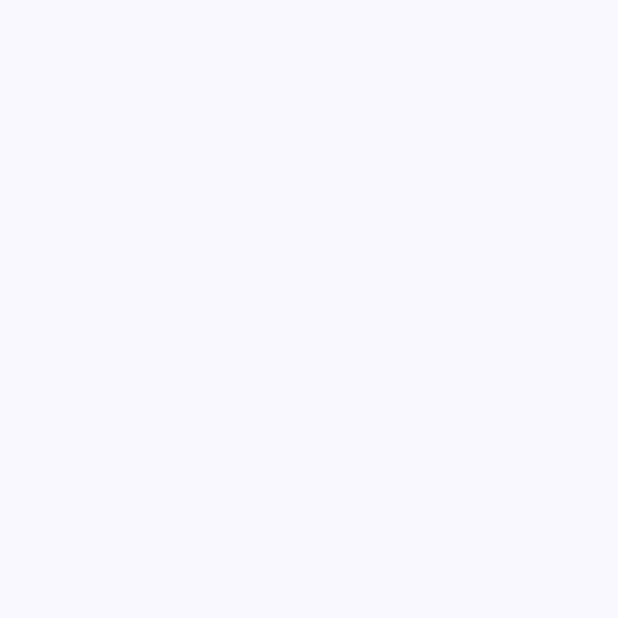
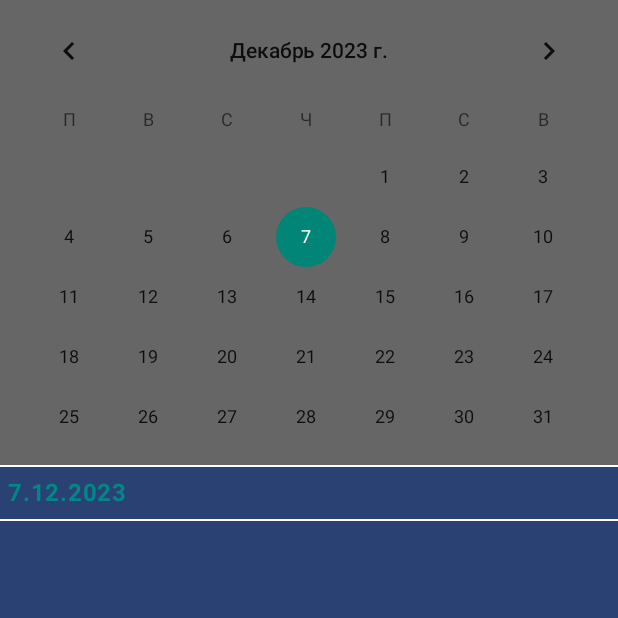
Before and after one commit to dsg25/NtvhCalendar, an Android app built with Jetpack Compose: the screen it shows after launch (MainActivity), on a phone screen of 412 x 824 dp, the top half of it. Before the commit the part shown is empty. Run offline under Robolectric (Android 15) with nearby library versions, the phone set to English and light mode, and no system bars.

Commit message:
MainCalendar готов

```diff
--- a/app/src/main/java/com/example/nvhcalendar/MainActivity.kt
+++ b/app/src/main/java/com/example/nvhcalendar/MainActivity.kt
@@ -16,6 +16,7 @@ import com.example.nvhcalendar.ui.theme.NvhCalendarTheme
 class MainActivity : ComponentActivity() {
     override fun onCreate(savedInstanceState: Bundle?) {
         super.onCreate(savedInstanceState)
+
         setContent {
             NvhCalendarTheme {
                 // A surface container using the 'background' color from the theme
@@ -23,6 +24,7 @@ class MainActivity : ComponentActivity() {
                     modifier = Modifier.fillMaxSize(),
                     color = MaterialTheme.colorScheme.background
                 ) {
+
                     HomeScreen()
                 }
             }
--- /dev/null
+++ b/app/src/main/java/com/example/nvhcalendar/calendars/MainCalendar.kt
@@ -0,0 +1,47 @@
+package com.example.nvhcalendar.calendars
+
+import android.widget.CalendarView
+import androidx.compose.foundation.background
+import androidx.compose.foundation.layout.fillMaxWidth
+import androidx.compose.foundation.layout.height
+import androidx.compose.runtime.Composable
+import androidx.compose.ui.Modifier
+import androidx.compose.ui.unit.dp
+import androidx.compose.ui.viewinterop.AndroidView
+import com.example.nvhcalendar.ui.theme.Gray60
+import java.time.LocalDate
+import java.time.format.DateTimeFormatter
+import java.util.Locale
+
+@Composable
+fun MainCalendar (locale: Locale, onDateSelected: (String) -> Unit )
+{
+    val currentdata = LocalDate.now()
+    val formatter = DateTimeFormatter.ofPattern("d.MM.yyyy")
+    val formattedDate = currentdata.format(formatter)
+
+
+
+    AndroidView(factory = { context ->
+
+
+
+        val configuration = context.resources.configuration
+        configuration.setLocale(locale)
+        context.createConfigurationContext(configuration)
+        onDateSelected(formattedDate)
+
+        CalendarView(context) },
+        modifier = Modifier
+            .fillMaxWidth()
+            .background(color = Gray60)
+            .height(310.dp),
+        update = {
+            it.setOnDateChangeListener { _, year, month, day ->
+                val formattedDate = "$day.${month + 1}.$year"
+                onDateSelected(formattedDate)
+            }
+        }
+    )
+
+   }
--- a/app/src/main/java/com/example/nvhcalendar/screens/HomeScreen.kt
+++ b/app/src/main/java/com/example/nvhcalendar/screens/HomeScreen.kt
@@ -1,8 +1,84 @@
 package com.example.nvhcalendar.screens
 
-fun HomeScreen()
-{
+import androidx.compose.foundation.background
+import androidx.compose.foundation.layout.Arrangement
+import androidx.compose.foundation.layout.Box
+import androidx.compose.foundation.layout.Column
+import androidx.compose.foundation.layout.fillMaxSize
+import androidx.compose.foundation.layout.fillMaxWidth
+import androidx.compose.foundation.layout.padding
+import androidx.compose.material3.Divider
+import androidx.compose.material3.MaterialTheme
+import androidx.compose.material3.Text
+import androidx.compose.runtime.Composable
+import androidx.compose.runtime.getValue
+import androidx.compose.runtime.mutableStateOf
+import androidx.compose.runtime.remember
+import androidx.compose.runtime.setValue
+import androidx.compose.ui.Alignment
+import androidx.compose.ui.Modifier
+import androidx.compose.ui.text.font.FontWeight.Companion.Bold
+import androidx.compose.ui.tooling.preview.Preview
+import androidx.compose.ui.unit.dp
+import com.example.nvhcalendar.calendars.MainCalendar
+import com.example.nvhcalendar.ui.theme.NvhCalendarTheme
+import com.example.nvhcalendar.ui.theme.Teal700
+import java.util.Locale
+
+
+@Composable
+fun HomeScreen() {
+    // Установите русскую локаль
+    val russianLocale = Locale("ru")
+    Locale.setDefault(russianLocale)
+
+    var date by remember { mutableStateOf("") }
+
+    Column(
+        modifier = Modifier
+            .fillMaxSize()
+
+            .background(MaterialTheme.colorScheme.primary),
+        verticalArrangement = Arrangement.Top
+    ) {
+
+
+        Box(
+            modifier = Modifier
+                .fillMaxWidth(),
+              //  .background(Color.Blue),
+            Alignment.Center
+        )
+        {
+            MainCalendar(russianLocale) { selectedDate ->
+                date = selectedDate
+            }
+
+        }
+        Divider( thickness = 1.dp, color = MaterialTheme.colorScheme.onPrimary)
+        Box(
+            modifier = Modifier
+                .fillMaxWidth()
+                //.background(Color.Cyan)
+                //.border(2.dp, MaterialTheme.colorScheme.primaryContainer)
+                .padding(5.dp)
+        ) {
+
+            Text(text = date, color = Teal700, fontWeight = Bold)
+
+        }
+
+        Divider( thickness = 1.dp, color = MaterialTheme.colorScheme.onPrimary)
+    }
+}
 
 
 
+
+@Preview(showBackground = true)
+@Composable
+fun HomeScreenPreview() {
+    NvhCalendarTheme {
+        HomeScreen()
+    }
 }
--- a/app/src/main/java/com/example/nvhcalendar/ui/theme/Color.kt
+++ b/app/src/main/java/com/example/nvhcalendar/ui/theme/Color.kt
@@ -9,3 +9,7 @@ val Pink80 = Color(0xFFEFB8C8)
 val Purple40 = Color(0xFF6650a4)
 val PurpleGrey40 = Color(0xFF625b71)
 val Pink40 = Color(0xFF7D5260)
+
+val Gray40 = Color(0xFF303030)
+val Gray60 = Color(0xFF666666)
+val Teal700 = Color(0xFF018786)
--- a/app/src/main/java/com/example/nvhcalendar/ui/theme/Theme.kt
+++ b/app/src/main/java/com/example/nvhcalendar/ui/theme/Theme.kt
@@ -22,9 +22,10 @@ private val DarkColorScheme = darkColorScheme(
 )
 
 private val LightColorScheme = lightColorScheme(
-    primary = Purple40,
+    primary = Gray40,
     secondary = PurpleGrey40,
     tertiary = Pink40
+
 
     /* Other default colors to override
     background = Color(0xFFFFFBFE),
--- a/app/src/main/res/values/colors.xml
+++ b/app/src/main/res/values/colors.xml
@@ -7,4 +7,5 @@
     <color name="teal_700">#FF018786</color>
     <color name="black">#FF000000</color>
     <color name="white">#FFFFFFFF</color>
+
 </resources>
```
